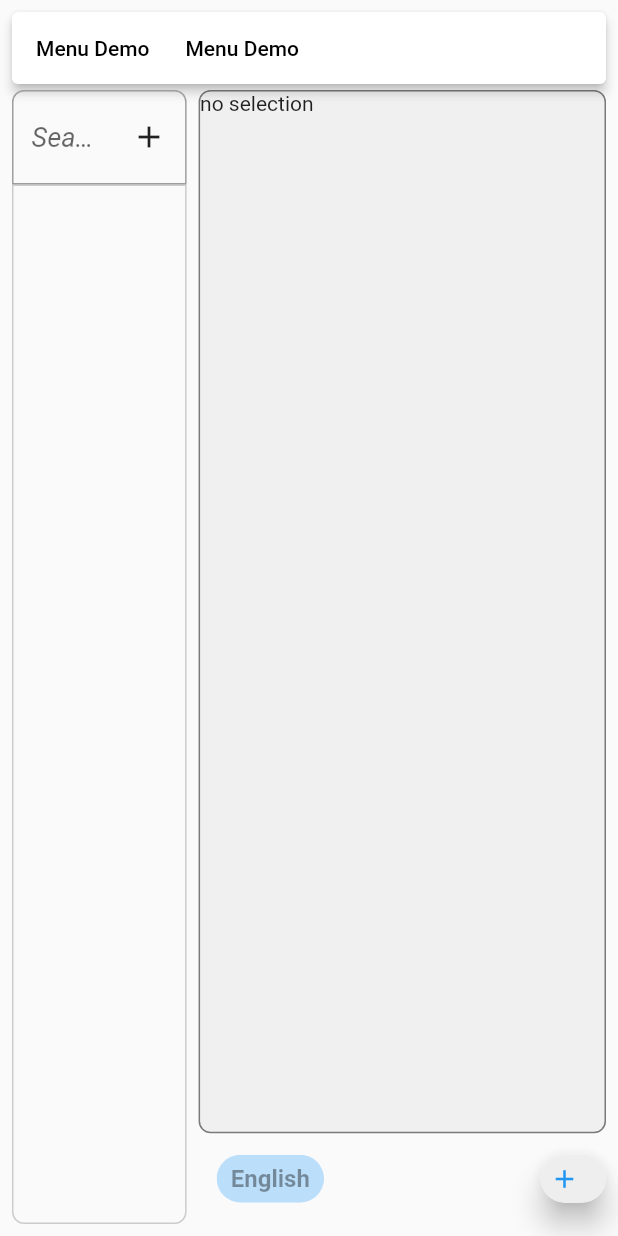
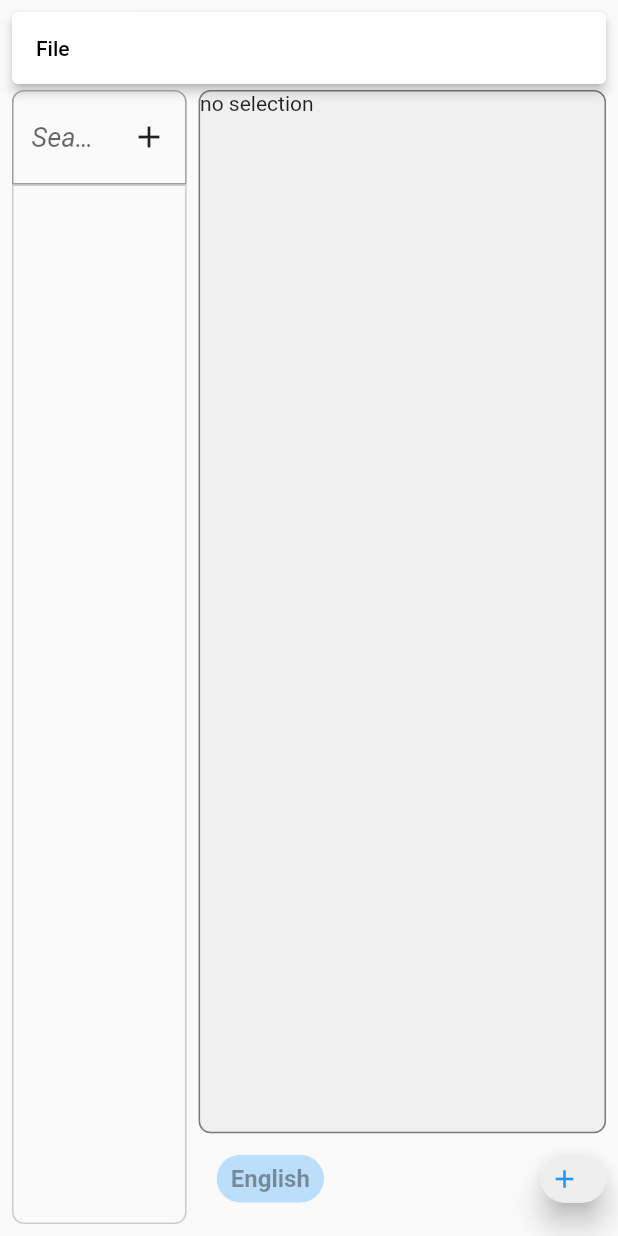
Before and after one commit to patana93/i18nHub, a Flutter app: the screen it shows after launch, on a phone screen of 412 x 824 dp. Run offline on Flutter 3.47's test engine with Material 2 defaults, Android fonts, the phone set to English and light mode, and no system bars; our stand-ins replace equatable, flutter_riverpod, riverpod_annotation; generated files the repository leaves out were written again.

Commit message:
Top menu feature
- New Project
- Save JSON file

```diff
--- a/lib/features/manage_word_item/domain/model/translation_model.dart
+++ b/lib/features/manage_word_item/domain/model/translation_model.dart
@@ -1,7 +1,9 @@
 import 'package:equatable/equatable.dart';
-import 'package:flutter/material.dart';
+import 'package:json_annotation/json_annotation.dart';
 
-@immutable
+part 'translation_model.g.dart';
+
+@JsonSerializable()
 class TranslationModel extends Equatable {
   final String language;
   final String value;
@@ -13,16 +15,11 @@ class TranslationModel extends Equatable {
     this.isEqualToDefault = false,
   });
 
-  TranslationModel.fromJson(Map<String, dynamic> json)
-      : language = json['language'],
-        value = json['value'],
-        isEqualToDefault = json["isEqualToDefault"];
+  //Json Serializable
+  factory TranslationModel.fromJson(Map<String, dynamic> json) =>
+      _$TranslationModelFromJson(json);
 
-  Map<String, dynamic> toJson() => {
-        'language': language,
-        'value': value,
-        'isEqualToDefault': isEqualToDefault,
-      };
+  Map<String, dynamic> toJson() => _$TranslationModelToJson(this);
 
   TranslationModel copyWith(
       {String? language, String? value, bool? isEqualToDefault}) {
--- a/lib/features/manage_word_item/domain/model/word_model.dart
+++ b/lib/features/manage_word_item/domain/model/word_model.dart
@@ -1,8 +1,10 @@
 import 'package:equatable/equatable.dart';
-import 'package:flutter/material.dart';
 import 'package:i18n_app/features/manage_word_item/domain/model/translation_model.dart';
+import 'package:json_annotation/json_annotation.dart';
 
-@immutable
+part 'word_model.g.dart';
+
+@JsonSerializable()
 class WordModel extends Equatable {
   final String key;
   final Set<TranslationModel> translations;
@@ -12,17 +14,11 @@ class WordModel extends Equatable {
     required this.translations,
   });
 
-  factory WordModel.fromJson(Map<String, dynamic> json) {
-    return WordModel(key: json['key'], translations: {
-      for (final translation in json["translations"])
-        TranslationModel.fromJson(translation)
-    });
-  }
+  //Json Serializable
+  factory WordModel.fromJson(Map<String, dynamic> json) =>
+      _$WordModelFromJson(json);
 
-  Map<String, dynamic> toJson() => {
-        'key': key,
-        'translations': translations,
-      };
+  Map<String, dynamic> toJson() => _$WordModelToJson(this);
 
   WordModel copyWith({String? key, Set<TranslationModel>? translations}) {
     return WordModel(
--- a/lib/features/new_project/presentation/widget/top_menu_bar.dart
+++ b/lib/features/new_project/presentation/widget/top_menu_bar.dart
@@ -1,5 +1,16 @@
+import 'dart:convert';
+import 'dart:io';
+
 import 'package:flutter/material.dart';
 import 'package:flutter/services.dart';
+import 'package:flutter_riverpod/flutter_riverpod.dart';
+import 'package:i18n_app/features/manage_word_item/presentation/controller/manage_word_item_controller.dart';
+import 'package:i18n_app/features/manage_word_item/presentation/controller/selection_word_item_controller.dart';
+import 'package:path_provider/path_provider.dart';
+
+import '../../../../utils/const.dart';
+import '../../../manage_language/presentation/controller/manage_language_controller.dart';
+import '../controller/new_project_controller.dart';
 
 class MenuEntry {
   const MenuEntry(
@@ -48,11 +59,11 @@ class MenuEntry {
   }
 }
 
-class TopMenuBar extends StatelessWidget {
+class TopMenuBar extends ConsumerWidget {
   const TopMenuBar({super.key});
 
   @override
-  Widget build(BuildContext context) {
+  Widget build(BuildContext context, WidgetRef ref) {
     return Column(
       children: [
         Row(
@@ -60,7 +71,7 @@ class TopMenuBar extends StatelessWidget {
           children: [
             Expanded(
               child: MenuBar(
-                children: MenuEntry.build(_getMenus()),
+                children: MenuEntry.build(_getMenus(context, ref)),
               ),
             ),
           ],
@@ -69,104 +80,128 @@ class TopMenuBar extends StatelessWidget {
     );
   }
 
-  List<MenuEntry> _getMenus() {
+  List<MenuEntry> _getMenus(BuildContext context, WidgetRef ref) {
     final List<MenuEntry> result = <MenuEntry>[
       MenuEntry(
-        label: 'Menu Demo',
+        label: 'File',
         menuChildren: <MenuEntry>[
           MenuEntry(
-            label: 'About',
-            onPressed: () {},
+            label: 'New Project',
+            onPressed: () {
+              showDialog(
+                context: context,
+                builder: (context) {
+                  return Dialog(
+                    child: ConstrainedBox(
+                      constraints: BoxConstraints(
+                          minWidth: 300,
+                          maxWidth:
+                              MediaQuery.of(context).size.width / 4 + 300),
+                      child: Column(
+                        children: [
+                          const Padding(
+                            padding: EdgeInsets.all(8.0),
+                            child: Text(
+                              "Selecte Default Language",
+                              style: TextStyle(
+                                  fontSize: 24, fontWeight: FontWeight.bold),
+                            ),
+                          ),
+                          const Text(
+                            "You cannot change this after",
+                            style: TextStyle(fontSize: 16),
+                          ),
+                          /*     Padding(
+                      padding: const EdgeInsets.all(8.0),
+                      child: TextField(
+                        //  focusNode: _focus,
+                        //  controller: _textEditingController,
+                        decoration: const InputDecoration(
+                          hintText: 'Search',
+                          hintStyle: TextStyle(
+                            fontSize: 18,
+                            fontStyle: FontStyle.italic,
+                          ),
+                          border: OutlineInputBorder(
+                              borderRadius:
+                                  BorderRadius.all(Radius.circular(12))),
+                        ),
+                        onChanged: (value) {
+                          // ref
+                          //     .read(wordItemFilteredNotifierProvider.notifier)
+                          //   .filterData(value);
+                        },
+                      ),
+                    ), */
+                          Expanded(
+                            child: ListView.builder(
+                              shrinkWrap: true,
+                              itemCount: Const.language.length,
+                              itemBuilder: (context, index) {
+                                return ListTile(
+                                    onTap: () {
+                                      ref
+                                          .read(
+                                              selectionWorditemControllerProvider
+                                                  .notifier)
+                                          .selectWordItem(null);
+                                      ref
+                                          .read(manageLanguageControllerProvider
+                                              .notifier)
+                                          .resetToDefault(
+                                              defaultLanguage: Const.language
+                                                  .elementAt(index));
+                                      ref
+                                          .read(makeNewProjectControllerProvider
+                                              .notifier)
+                                          .makeNewProject(
+                                              selectedLanguage: Const.language
+                                                  .elementAt(index));
+
+                                      Navigator.of(context).pop();
+                                    },
+                                    title:
+                                        Text(Const.language.elementAt(index)));
+                              },
+                            ),
+                          )
+                        ],
+                      ),
+                    ),
+                  );
+                },
+              );
+            },
           ),
           MenuEntry(
-            label: 'Hide Message',
-            onPressed: () {},
-            shortcut:
-                const SingleActivator(LogicalKeyboardKey.keyS, control: true),
-          ),
-          // Hides the message, but is only enabled if the message isn't
-          // already hidden.
-          const MenuEntry(
-            label: 'Reset Message',
-            onPressed: null,
-            shortcut: SingleActivator(LogicalKeyboardKey.escape),
-          ),
-          MenuEntry(
-            label: 'Background Color',
-            menuChildren: <MenuEntry>[
-              MenuEntry(
-                label: 'Red Background',
-                onPressed: () {},
-                shortcut: const SingleActivator(LogicalKeyboardKey.keyR,
-                    control: true),
-              ),
-              MenuEntry(
-                label: 'Green Background',
-                onPressed: () {},
-                shortcut: const SingleActivator(LogicalKeyboardKey.keyG,
-                    control: true),
-              ),
-              MenuEntry(
-                label: 'Blue Background',
-                onPressed: () {},
-                shortcut: const SingleActivator(LogicalKeyboardKey.keyB,
-                    control: true),
-              ),
-            ],
-          ),
+            label: 'Save',
+            onPressed: () async {
+              Directory? dir;
+              String filename = "Myjson.json";
+              await getApplicationDocumentsDirectory()
+                  .then((Directory directory) {
+                dir = directory;
+
+                print(dir);
+                /*final jsonFile = File("${dir?.path}/$filename");
+                    fileExist = jsonFile.existsSync();
+                  print(fileExist);
+                  if (fileExist) {
+                    print("Exist");
+                    fileContent = jsonDecode(jsonFile.readAsStringSync());
+                  } */
+                final wordItems = ref.watch(manageWordItemControllerProvider);
+
+                File file = File("${dir!.path}/$filename");
+                file.createSync();
+                file.writeAsStringSync(jsonEncode(wordItems.first.toJson()));
+                /*final wordItems = ref.watch(wordItemNotifierProvider); */
+              });
+            },
+          )
         ],
-      ),
-      MenuEntry(
-        label: 'Menu Demo',
-        menuChildren: <MenuEntry>[
-          MenuEntry(
-            label: 'About',
-            onPressed: () {},
-          ),
-          MenuEntry(
-            label: 'Hide Message',
-            onPressed: () {},
-            shortcut:
-                const SingleActivator(LogicalKeyboardKey.keyS, control: true),
-          ),
-          // Hides the message, but is only enabled if the message isn't
-          // already hidden.
-          const MenuEntry(
-            label: 'Reset Message',
-            onPressed: null,
-            shortcut: SingleActivator(LogicalKeyboardKey.escape),
-          ),
-          MenuEntry(
-            label: 'Background Color',
-            menuChildren: <MenuEntry>[
-              MenuEntry(
-                label: 'Red Background',
-                onPressed: () {},
-                shortcut: const SingleActivator(LogicalKeyboardKey.keyR,
-                    control: true),
-              ),
-              MenuEntry(
-                label: 'Green Background',
-                onPressed: () {},
-                shortcut: const SingleActivator(LogicalKeyboardKey.keyG,
-                    control: true),
-              ),
-              MenuEntry(
-                label: 'Blue Background',
-                onPressed: () {},
-                shortcut: const SingleActivator(LogicalKeyboardKey.keyB,
-                    control: true),
-              ),
-            ],
-          ),
-        ],
-      ),
+      )
     ];
-    // (Re-)register the shortcuts with the ShortcutRegistry so that they are
-    // available to the entire application, and update them if they've changed.
-    //_shortcutsEntry?.dispose();
-    //_shortcutsEntry =
-    //    ShortcutRegistry.of(context).addAll(MenuEntry.shortcuts(result));
     return result;
   }
 }
--- a/pubspec.yaml
+++ b/pubspec.yaml
@@ -39,6 +39,8 @@ dependencies:
   cupertino_icons: ^1.0.2
   collection: ^1.16.0
   equatable: ^2.0.5
+  json_serializable: ^6.6.1
+  json_annotation: ^4.8.0
 
 
 dev_dependencies:
```
Also changed, not shown: lib/features/new_project/presentation/widget/new_project_button.dart (deleted, +0 -99 lines), lib/features/new_project/presentation/widget/top_menu_button.dart (+0 -24 lines), lib/features/manage_word_item/domain/model/translation_model.g.dart (added), lib/features/manage_word_item/domain/model/word_model.g.dart (added), pubspec.lock.
